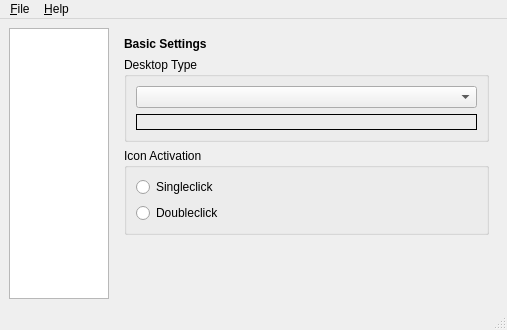
Old version of the form razorqt-desktop/config/desktopconfigwindow.ui in the repository Razor-qt/razor-qt.
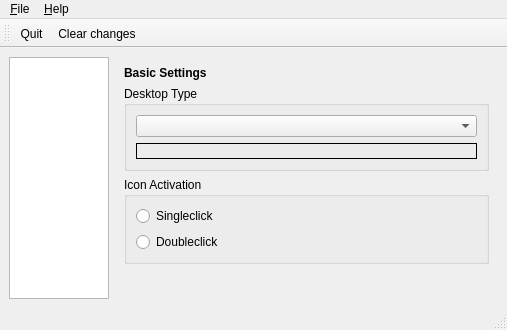
New version of the form.

Commit message: show only in RAZOR; close/undo changes actions

```diff
--- a/razorqt-desktop/config/desktopconfigwindow.ui
+++ b/razorqt-desktop/config/desktopconfigwindow.ui
@@ -29,6 +29,9 @@
         <height>16777215</height>
        </size>
       </property>
+      <property name="horizontalScrollBarPolicy">
+       <enum>Qt::ScrollBarAlwaysOff</enum>
+      </property>
       <property name="dragDropMode">
        <enum>QAbstractItemView::NoDragDrop</enum>
       </property>
@@ -219,6 +222,19 @@
    <addaction name="menu_Help"/>
   </widget>
   <widget class="QStatusBar" name="statusbar"/>
+  <widget class="QToolBar" name="toolBar">
+   <property name="windowTitle">
+    <string>toolBar</string>
+   </property>
+   <attribute name="toolBarArea">
+    <enum>TopToolBarArea</enum>
+   </attribute>
+   <attribute name="toolBarBreak">
+    <bool>false</bool>
+   </attribute>
+   <addaction name="action_Quit"/>
+   <addaction name="action_Clear_changes"/>
+  </widget>
   <action name="action_Quit">
    <property name="text">
     <string>&amp;Quit</string>
@@ -229,6 +245,11 @@
     <string>&amp;About...</string>
    </property>
   </action>
+  <action name="action_Clear_changes">
+   <property name="text">
+    <string>&amp;Clear changes</string>
+   </property>
+  </action>
  </widget>
  <resources/>
  <connections>
```
Left out of the diff: 1 changed line with no effect on the pictures. The commit also changes 9 other files.
